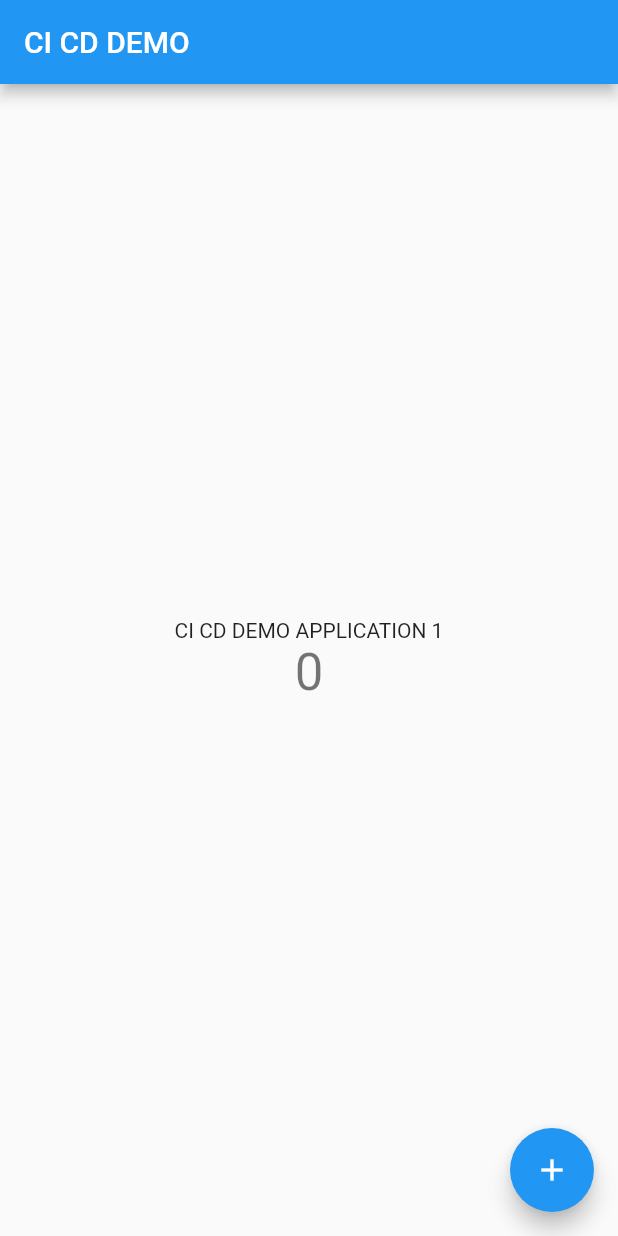
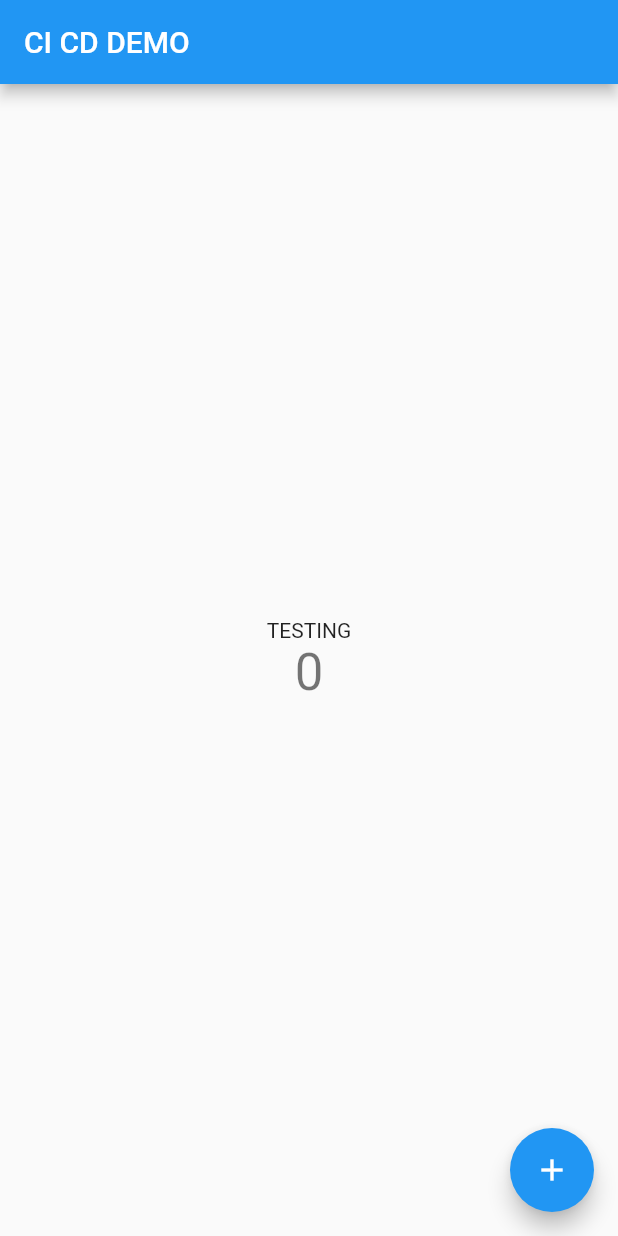
Before and after one commit to nikunjdev22/cicd_demo, a Flutter app: the screen it shows after launch, on a phone screen of 412 x 824 dp. Run offline on Flutter 3.47's test engine with Material 2 defaults, Android fonts, the phone set to English and light mode, and no system bars.

Commit message:
[X] DONE :- - Final Last Commit.

```diff
--- a/lib/main.dart
+++ b/lib/main.dart
@@ -74,7 +74,7 @@ class _MyHomePageState extends State<MyHomePage> {
           mainAxisAlignment: MainAxisAlignment.center,
           children: <Widget>[
             const Text(
-              "CI CD DEMO APPLICATION 1",
+              "TESTING",
             ),
             Text(
               '$_counter',
```
